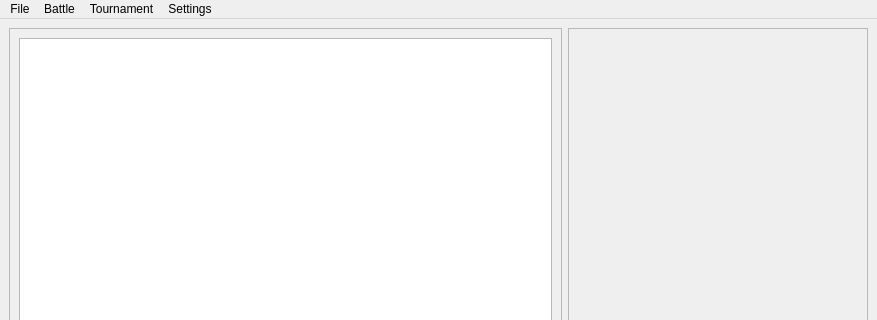
tvoli/pybotwar, file data/ui/mainwindow.ui: the form before one commit; both pictures show x 0 to 877 and y 0 to 320 of the 877 by 786 pixel window.
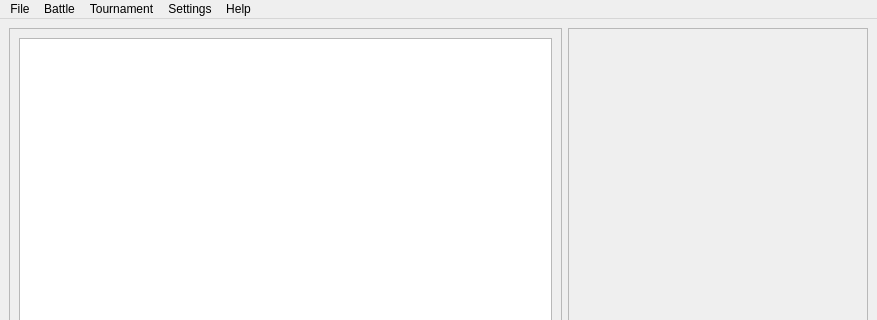
The form after the commit.

Commit message: add help menu

The edit to the form file:
```diff
--- a/data/ui/mainwindow.ui
+++ b/data/ui/mainwindow.ui
@@ -159,7 +159,7 @@
      <x>0</x>
      <y>0</y>
      <width>877</width>
-     <height>26</height>
+     <height>22</height>
     </rect>
    </property>
    <widget class="QMenu" name="menuFile">
@@ -192,10 +192,19 @@
     </property>
     <addaction name="actionNew_tournament"/>
    </widget>
+   <widget class="QMenu" name="menuHelp">
+    <property name="title">
+     <string>Help</string>
+    </property>
+    <addaction name="actionPybotwar_help"/>
+    <addaction name="separator"/>
+    <addaction name="actionAbout_pybotwar"/>
+   </widget>
    <addaction name="menuFile"/>
    <addaction name="menuBattle"/>
    <addaction name="menuTournament"/>
    <addaction name="menuSettings"/>
+   <addaction name="menuHelp"/>
   </widget>
   <widget class="QStatusBar" name="statusbar"/>
   <action name="actionQuit">
```
Left out of the diff: 46 changed lines with no effect on the pictures. The commit also changes 1 other file.
